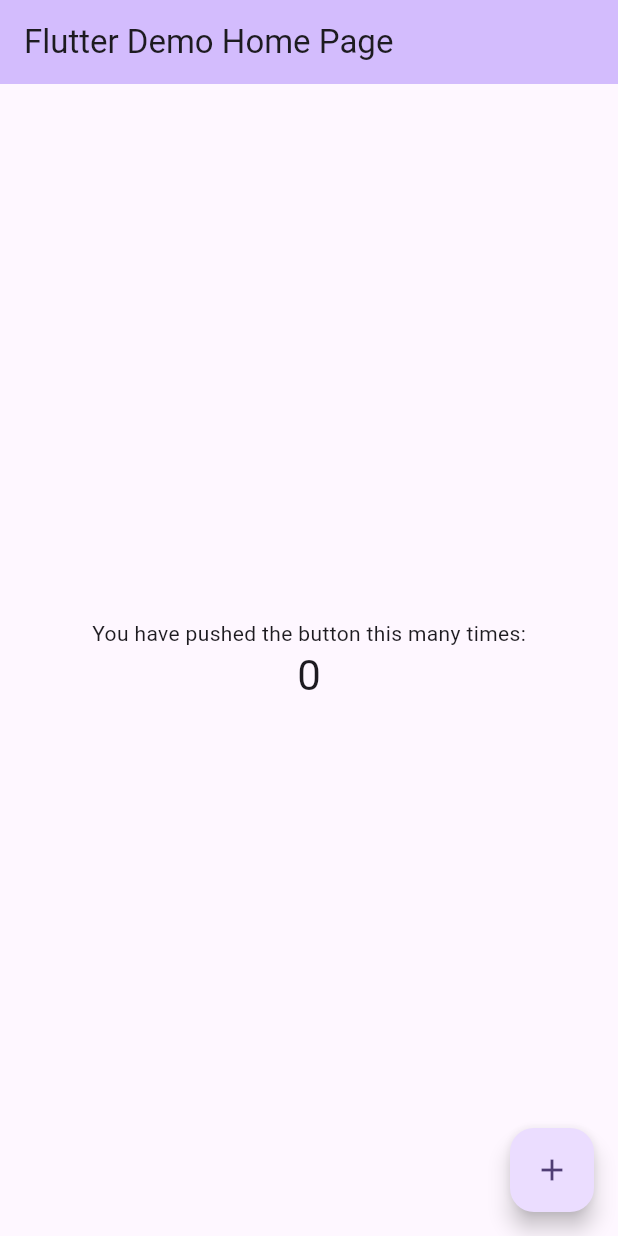
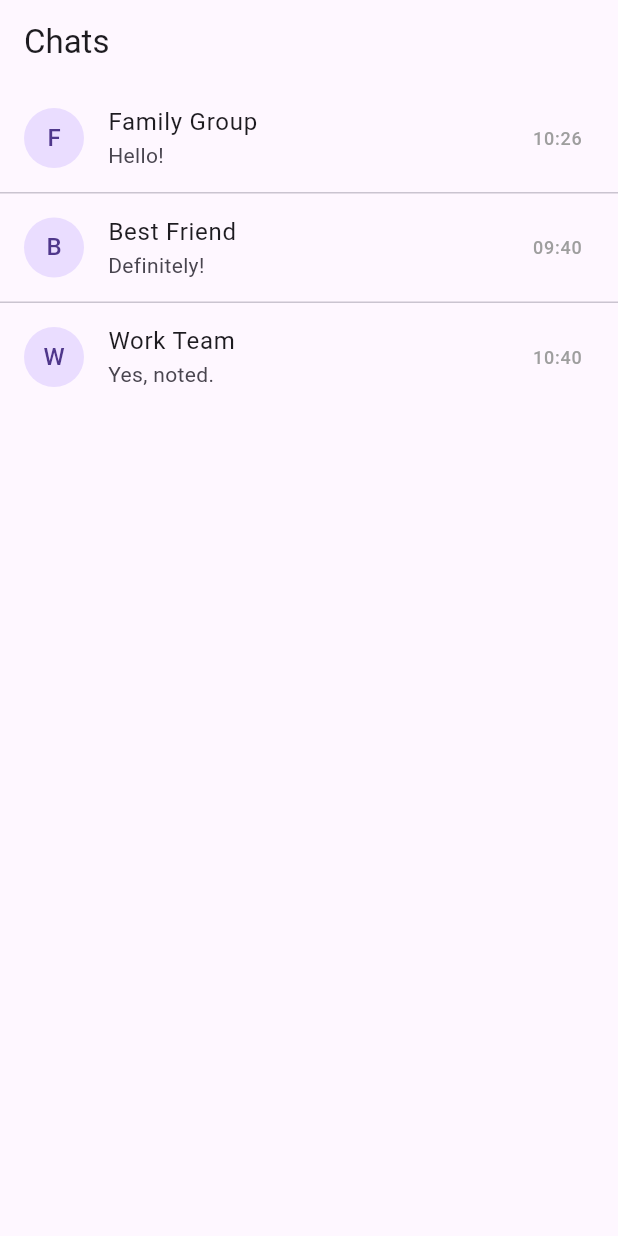
Before and after one commit to BaHaMuT-J/Real-Time-Chat-Flutter-Mobile-Application, a Flutter app: the screen it shows after launch, on a phone screen of 412 x 824 dp. Run offline on Flutter 3.47's test engine with Material 3 defaults, Android fonts, the phone set to English and light mode, and no system bars.

Commit message:
Add simple home and chat page

```diff
--- /dev/null
+++ b/chat/lib/constant.dart
@@ -0,0 +1,29 @@
+class Chat {
+  final String name;
+  final List<Message> messages;
+
+  Chat({required this.name, required this.messages});
+}
+
+class Message {
+  final String text;
+  final bool isMe;
+  final DateTime time;
+  final bool isRead;
+
+  Message({
+    required this.text,
+    required this.isMe,
+    required this.time,
+    this.isRead = false,
+  });
+}
+
+String formatTime(DateTime time) {
+  final now = DateTime.now();
+  if (now.difference(time).inDays == 0) {
+    return "${time.hour.toString().padLeft(2, '0')}:${time.minute.toString().padLeft(2, '0')}";
+  } else {
+    return "${time.month}/${time.day}";
+  }
+}
--- /dev/null
+++ b/chat/lib/home_page.dart
@@ -0,0 +1,99 @@
+import 'package:chat/chat_page.dart';
+import 'package:chat/constant.dart';
+import 'package:flutter/material.dart';
+
+class HomePage extends StatefulWidget {
+  @override
+  State<HomePage> createState() => _HomePageState();
+}
+
+class _HomePageState extends State<HomePage> {
+  List<Chat> chats = [
+    Chat(name: "Family Group", messages: [
+      Message(
+          text: "Hi family!",
+          isMe: true,
+          time: DateTime.now().subtract(const Duration(minutes: 5)),
+          isRead: true),
+      Message(
+          text: "Hello!",
+          isMe: false,
+          time: DateTime.now().subtract(const Duration(minutes: 4))),
+    ]),
+    Chat(name: "Best Friend", messages: [
+      Message(
+          text: "Yo! Want to game later?",
+          isMe: true,
+          time: DateTime.now().subtract(const Duration(hours: 1)),
+          isRead: true),
+      Message(
+          text: "Definitely!",
+          isMe: false,
+          time: DateTime.now().subtract(const Duration(minutes: 50))),
+    ]),
+    Chat(name: "Work Team", messages: [
+      Message(
+          text: "Meeting at 10?",
+          isMe: false,
+          time: DateTime.now().subtract(const Duration(days: 1))),
+      Message(
+          text: "Yes, noted.",
+          isMe: true,
+          time: DateTime.now().subtract(const Duration(days: 1, minutes: -10)),
+          isRead: false),
+    ]),
+  ];
+
+  void _updateChatMessages(int chatIndex, List<Message> updatedMessages) {
+    setState(() {
+      chats[chatIndex].messages
+        ..clear()
+        ..addAll(updatedMessages);
+    });
+  }
+
+  @override
+  Widget build(BuildContext context) {
+    return Scaffold(
+      appBar: AppBar(
+        title: const Text("Chats"),
+      ),
+      body: ListView.separated(
+        itemCount: chats.length,
+        separatorBuilder: (_, __) => const Divider(height: 1),
+        itemBuilder: (context, index) {
+          final chat = chats[index];
+          final lastMsg = chat.messages.isNotEmpty ? chat.messages.last : null;
+          return ListTile(
+            leading: CircleAvatar(child: Text(chat.name[0])),
+            title: Text(chat.name),
+            subtitle: Text(
+              lastMsg?.text ?? "",
+              maxLines: 1,
+              overflow: TextOverflow.ellipsis,
+            ),
+            trailing: Text(
+              lastMsg != null ? formatTime(lastMsg.time) : "",
+              style: const TextStyle(color: Colors.grey, fontSize: 12),
+            ),
+            onTap: () async {
+              final updatedMessages = await Navigator.push<List<Message>>(
+                context,
+                MaterialPageRoute(
+                  builder: (context) => ChatPage(
+                    chatName: chat.name,
+                    initialMessages: List<Message>.from(chat.messages),
+                  ),
+                ),
+              );
+
+              if (updatedMessages != null) {
+                _updateChatMessages(index, updatedMessages);
+              }
+            },
+          );
+        },
+      ),
+    );
+  }
+}
--- a/chat/lib/main.dart
+++ b/chat/lib/main.dart
@@ -1,122 +1,15 @@
+import 'package:chat/home_page.dart';
 import 'package:flutter/material.dart';
 
-void main() {
-  runApp(const MyApp());
-}
+void main() => runApp(const MyApp());
 
 class MyApp extends StatelessWidget {
   const MyApp({super.key});
 
-  // This widget is the root of your application.
   @override
   Widget build(BuildContext context) {
     return MaterialApp(
-      title: 'Flutter Demo',
-      theme: ThemeData(
-        // This is the theme of your application.
-        //
-        // TRY THIS: Try running your application with "flutter run". You'll see
-        // the application has a purple toolbar. Then, without quitting the app,
-        // try changing the seedColor in the colorScheme below to Colors.green
-        // and then invoke "hot reload" (save your changes or press the "hot
-        // reload" button in a Flutter-supported IDE, or press "r" if you used
-        // the command line to start the app).
-        //
-        // Notice that the counter didn't reset back to zero; the application
-        // state is not lost during the reload. To reset the state, use hot
-        // restart instead.
-        //
-        // This works for code too, not just values: Most code changes can be
-        // tested with just a hot reload.
-        colorScheme: ColorScheme.fromSeed(seedColor: Colors.deepPurple),
-      ),
-      home: const MyHomePage(title: 'Flutter Demo Home Page'),
+      home: HomePage(),
     );
   }
 }
-
-class MyHomePage extends StatefulWidget {
-  const MyHomePage({super.key, required this.title});
-
-  // This widget is the home page of your application. It is stateful, meaning
-  // that it has a State object (defined below) that contains fields that affect
-  // how it looks.
-
-  // This class is the configuration for the state. It holds the values (in this
-  // case the title) provided by the parent (in this case the App widget) and
-  // used by the build method of the State. Fields in a Widget subclass are
-  // always marked "final".
-
-  final String title;
-
-  @override
-  State<MyHomePage> createState() => _MyHomePageState();
-}
-
-class _MyHomePageState extends State<MyHomePage> {
-  int _counter = 0;
-
-  void _incrementCounter() {
-    setState(() {
-      // This call to setState tells the Flutter framework that something has
-      // changed in this State, which causes it to rerun the build method below
-      // so that the display can reflect the updated values. If we changed
-      // _counter without calling setState(), then the build method would not be
-      // called again, and so nothing would appear to happen.
-      _counter++;
-    });
-  }
-
-  @override
-  Widget build(BuildContext context) {
-    // This method is rerun every time setState is called, for instance as done
-    // by the _incrementCounter method above.
-    //
-    // The Flutter framework has been optimized to make rerunning build methods
-    // fast, so that you can just rebuild anything that needs updating rather
-    // than having to individually change instances of widgets.
-    return Scaffold(
-      appBar: AppBar(
-        // TRY THIS: Try changing the color here to a specific color (to
-        // Colors.amber, perhaps?) and trigger a hot reload to see the AppBar
-        // change color while the other colors stay the same.
-        backgroundColor: Theme.of(context).colorScheme.inversePrimary,
-        // Here we take the value from the MyHomePage object that was created by
-        // the App.build method, and use it to set our appbar title.
-        title: Text(widget.title),
-      ),
-      body: Center(
-        // Center is a layout widget. It takes a single child and positions it
-        // in the middle of the parent.
-        child: Column(
-          // Column is also a layout widget. It takes a list of children and
-          // arranges them vertically. By default, it sizes itself to fit its
-          // children horizontally, and tries to be as tall as its parent.
-          //
-          // Column has various properties to control how it sizes itself and
-          // how it positions its children. Here we use mainAxisAlignment to
-          // center the children vertically; the main axis here is the vertical
-          // axis because Columns are vertical (the cross axis would be
-          // horizontal).
-          //
-          // TRY THIS: Invoke "debug painting" (choose the "Toggle Debug Paint"
-          // action in the IDE, or press "p" in the console), to see the
-          // wireframe for each widget.
-          mainAxisAlignment: MainAxisAlignment.center,
-          children: <Widget>[
-            const Text('You have pushed the button this many times:'),
-            Text(
-              '$_counter',
-              style: Theme.of(context).textTheme.headlineMedium,
-            ),
-          ],
-        ),
-      ),
-      floatingActionButton: FloatingActionButton(
-        onPressed: _incrementCounter,
-        tooltip: 'Increment',
-        child: const Icon(Icons.add),
-      ), // This trailing comma makes auto-formatting nicer for build methods.
-    );
-  }
-}
```
Also changed, not shown: chat/lib/chat_page.dart (added, +191 -0 lines), 2 other files.
